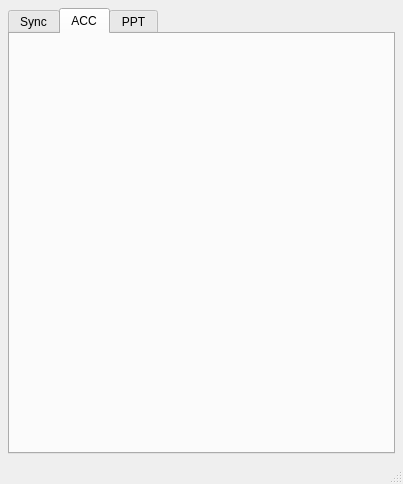
This is ui/mainwindow.ui in DexterF/QtChronos as Qt 5 draws it before an edit. The edited form follows.
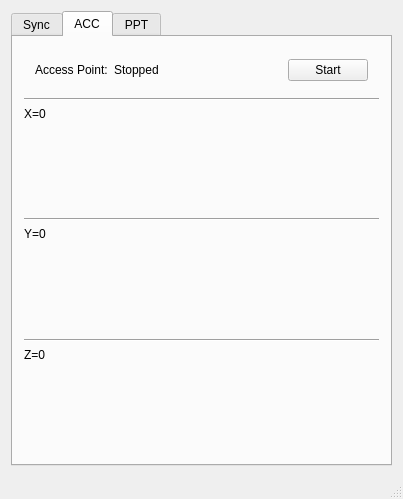
This is the edited form. The open tabs and pages were chosen to show the change.

Commit message: ACC tab layout and some other minor changes.

```diff
--- a/ui/mainwindow.ui
+++ b/ui/mainwindow.ui
@@ -7,26 +7,14 @@
     <x>0</x>
     <y>0</y>
     <width>403</width>
-    <height>432</height>
+    <height>440</height>
    </rect>
   </property>
   <property name="windowTitle">
    <string>MainWindow</string>
   </property>
   <widget class="QWidget" name="centralWidget">
-   <layout class="QVBoxLayout" name="verticalLayout">
-    <property name="leftMargin">
-     <number>8</number>
-    </property>
-    <property name="topMargin">
-     <number>8</number>
-    </property>
-    <property name="rightMargin">
-     <number>8</number>
-    </property>
-    <property name="bottomMargin">
-     <number>8</number>
-    </property>
+   <layout class="QVBoxLayout" name="verticalLayout_7">
     <item>
      <widget class="QTabWidget" name="tabWidget">
       <property name="tabShape">
@@ -47,7 +35,7 @@
          <widget class="QWidget" name="widget_10" native="true">
           <layout class="QHBoxLayout" name="horizontalLayout_6">
            <item>
-            <widget class="QLabel" name="label">
+            <widget class="QLabel" name="labelSyncAP">
              <property name="sizePolicy">
               <sizepolicy hsizetype="Preferred" vsizetype="Preferred">
                <horstretch>0</horstretch>
@@ -60,7 +48,7 @@
             </widget>
            </item>
            <item>
-            <widget class="QLabel" name="label_2">
+            <widget class="QLabel" name="labelSyncAPStatus">
              <property name="text">
               <string>Stopped</string>
              </property>
@@ -80,7 +68,7 @@
             </spacer>
            </item>
            <item>
-            <widget class="QPushButton" name="pushButton_3">
+            <widget class="QPushButton" name="pushButtonSyncAP">
              <property name="text">
               <string>Start</string>
              </property>
@@ -89,8 +77,21 @@
           </layout>
          </widget>
         </item>
+        <item>
+         <widget class="Line" name="line_5">
+          <property name="orientation">
+           <enum>Qt::Horizontal</enum>
+          </property>
+         </widget>
+        </item>
         <item>
          <widget class="QWidget" name="widget" native="true">
+          <property name="sizePolicy">
+           <sizepolicy hsizetype="Preferred" vsizetype="Preferred">
+            <horstretch>0</horstretch>
+            <verstretch>1</verstretch>
+           </sizepolicy>
+          </property>
           <layout class="QVBoxLayout" name="verticalLayout_3">
            <property name="leftMargin">
             <number>0</number>
@@ -272,6 +273,12 @@
         </item>
         <item>
          <widget class="QWidget" name="widget_4" native="true">
+          <property name="sizePolicy">
+           <sizepolicy hsizetype="Preferred" vsizetype="Preferred">
+            <horstretch>0</horstretch>
+            <verstretch>1</verstretch>
+           </sizepolicy>
+          </property>
           <layout class="QVBoxLayout" name="verticalLayout_4">
            <property name="leftMargin">
             <number>0</number>
@@ -347,6 +354,12 @@
         </item>
         <item>
          <widget class="QWidget" name="widget_7" native="true">
+          <property name="sizePolicy">
+           <sizepolicy hsizetype="Preferred" vsizetype="Preferred">
+            <horstretch>0</horstretch>
+            <verstretch>1</verstretch>
+           </sizepolicy>
+          </property>
           <layout class="QVBoxLayout" name="verticalLayout_5">
            <property name="leftMargin">
             <number>0</number>
@@ -419,6 +432,222 @@
        <attribute name="title">
         <string>ACC</string>
        </attribute>
+       <layout class="QVBoxLayout" name="verticalLayout_6">
+        <item>
+         <widget class="QWidget" name="widget_11" native="true">
+          <layout class="QHBoxLayout" name="horizontalLayout_8">
+           <item>
+            <widget class="QLabel" name="labelACCAP">
+             <property name="sizePolicy">
+              <sizepolicy hsizetype="Preferred" vsizetype="Preferred">
+               <horstretch>0</horstretch>
+               <verstretch>0</verstretch>
+              </sizepolicy>
+             </property>
+             <property name="text">
+              <string>Access Point:</string>
+             </property>
+            </widget>
+           </item>
+           <item>
+            <widget class="QLabel" name="labelACCAPStatus">
+             <property name="text">
+              <string>Stopped</string>
+             </property>
+            </widget>
+           </item>
+           <item>
+            <spacer name="horizontalSpacer_3">
+             <property name="orientation">
+              <enum>Qt::Horizontal</enum>
+             </property>
+             <property name="sizeHint" stdset="0">
+              <size>
+               <width>40</width>
+               <height>20</height>
+              </size>
+             </property>
+            </spacer>
+           </item>
+           <item>
+            <widget class="QPushButton" name="pushButtonACCAP">
+             <property name="text">
+              <string>Start</string>
+             </property>
+            </widget>
+           </item>
+          </layout>
+         </widget>
+        </item>
+        <item>
+         <widget class="QWidget" name="plots" native="true">
+          <property name="sizePolicy">
+           <sizepolicy hsizetype="Preferred" vsizetype="Preferred">
+            <horstretch>0</horstretch>
+            <verstretch>1</verstretch>
+           </sizepolicy>
+          </property>
+          <layout class="QVBoxLayout" name="verticalLayout">
+           <property name="leftMargin">
+            <number>0</number>
+           </property>
+           <property name="topMargin">
+            <number>0</number>
+           </property>
+           <property name="rightMargin">
+            <number>0</number>
+           </property>
+           <property name="bottomMargin">
+            <number>0</number>
+           </property>
+           <item>
+            <widget class="Line" name="line_6">
+             <property name="orientation">
+              <enum>Qt::Horizontal</enum>
+             </property>
+            </widget>
+           </item>
+           <item>
+            <widget class="QWidget" name="ACCX" native="true">
+             <property name="sizePolicy">
+              <sizepolicy hsizetype="Preferred" vsizetype="Preferred">
+               <horstretch>0</horstretch>
+               <verstretch>1</verstretch>
+              </sizepolicy>
+             </property>
+             <layout class="QVBoxLayout" name="verticalLayout_9">
+              <property name="leftMargin">
+               <number>0</number>
+              </property>
+              <property name="topMargin">
+               <number>0</number>
+              </property>
+              <property name="rightMargin">
+               <number>0</number>
+              </property>
+              <property name="bottomMargin">
+               <number>0</number>
+              </property>
+              <item>
+               <widget class="QLabel" name="labelX">
+                <property name="text">
+                 <string>X=0</string>
+                </property>
+               </widget>
+              </item>
+              <item>
+               <widget class="QWidget" name="plotX" native="true">
+                <property name="sizePolicy">
+                 <sizepolicy hsizetype="Preferred" vsizetype="Preferred">
+                  <horstretch>0</horstretch>
+                  <verstretch>1</verstretch>
+                 </sizepolicy>
+                </property>
+               </widget>
+              </item>
+             </layout>
+            </widget>
+           </item>
+           <item>
+            <widget class="Line" name="line_4">
+             <property name="orientation">
+              <enum>Qt::Horizontal</enum>
+             </property>
+            </widget>
+           </item>
+           <item>
+            <widget class="QWidget" name="ACCY" native="true">
+             <property name="sizePolicy">
+              <sizepolicy hsizetype="Preferred" vsizetype="Preferred">
+               <horstretch>0</horstretch>
+               <verstretch>1</verstretch>
+              </sizepolicy>
+             </property>
+             <layout class="QVBoxLayout" name="verticalLayout_8">
+              <property name="leftMargin">
+               <number>0</number>
+              </property>
+              <property name="topMargin">
+               <number>0</number>
+              </property>
+              <property name="rightMargin">
+               <number>0</number>
+              </property>
+              <property name="bottomMargin">
+               <number>0</number>
+              </property>
+              <item>
+               <widget class="QLabel" name="labelY">
+                <property name="text">
+                 <string>Y=0</string>
+                </property>
+               </widget>
+              </item>
+              <item>
+               <widget class="QWidget" name="plotY" native="true">
+                <property name="sizePolicy">
+                 <sizepolicy hsizetype="Preferred" vsizetype="Preferred">
+                  <horstretch>0</horstretch>
+                  <verstretch>1</verstretch>
+                 </sizepolicy>
+                </property>
+               </widget>
+              </item>
+             </layout>
+            </widget>
+           </item>
+           <item>
+            <widget class="Line" name="line_3">
+             <property name="orientation">
+              <enum>Qt::Horizontal</enum>
+             </property>
+            </widget>
+           </item>
+           <item>
+            <widget class="QWidget" name="ACCZ" native="true">
+             <property name="sizePolicy">
+              <sizepolicy hsizetype="Preferred" vsizetype="Preferred">
+               <horstretch>0</horstretch>
+               <verstretch>1</verstretch>
+              </sizepolicy>
+             </property>
+             <layout class="QVBoxLayout" name="verticalLayout_10">
+              <property name="leftMargin">
+               <number>0</number>
+              </property>
+              <property name="topMargin">
+               <number>0</number>
+              </property>
+              <property name="rightMargin">
+               <number>0</number>
+              </property>
+              <property name="bottomMargin">
+               <number>0</number>
+              </property>
+              <item>
+               <widget class="QLabel" name="labelZ">
+                <property name="text">
+                 <string>Z=0</string>
+                </property>
+               </widget>
+              </item>
+              <item>
+               <widget class="QWidget" name="plotZ" native="true">
+                <property name="sizePolicy">
+                 <sizepolicy hsizetype="Preferred" vsizetype="Preferred">
+                  <horstretch>0</horstretch>
+                  <verstretch>1</verstretch>
+                 </sizepolicy>
+                </property>
+               </widget>
+              </item>
+             </layout>
+            </widget>
+           </item>
+          </layout>
+         </widget>
+        </item>
+       </layout>
       </widget>
       <widget class="QWidget" name="tabPPT">
        <attribute name="title">
```
